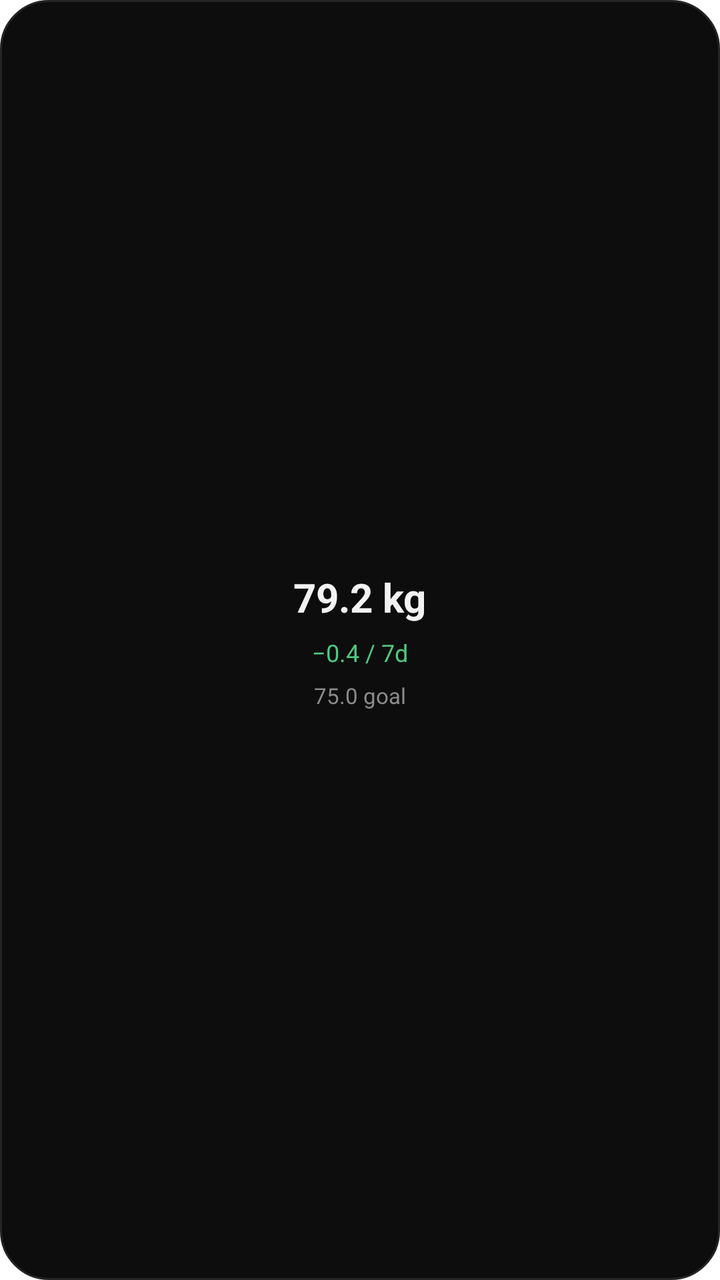
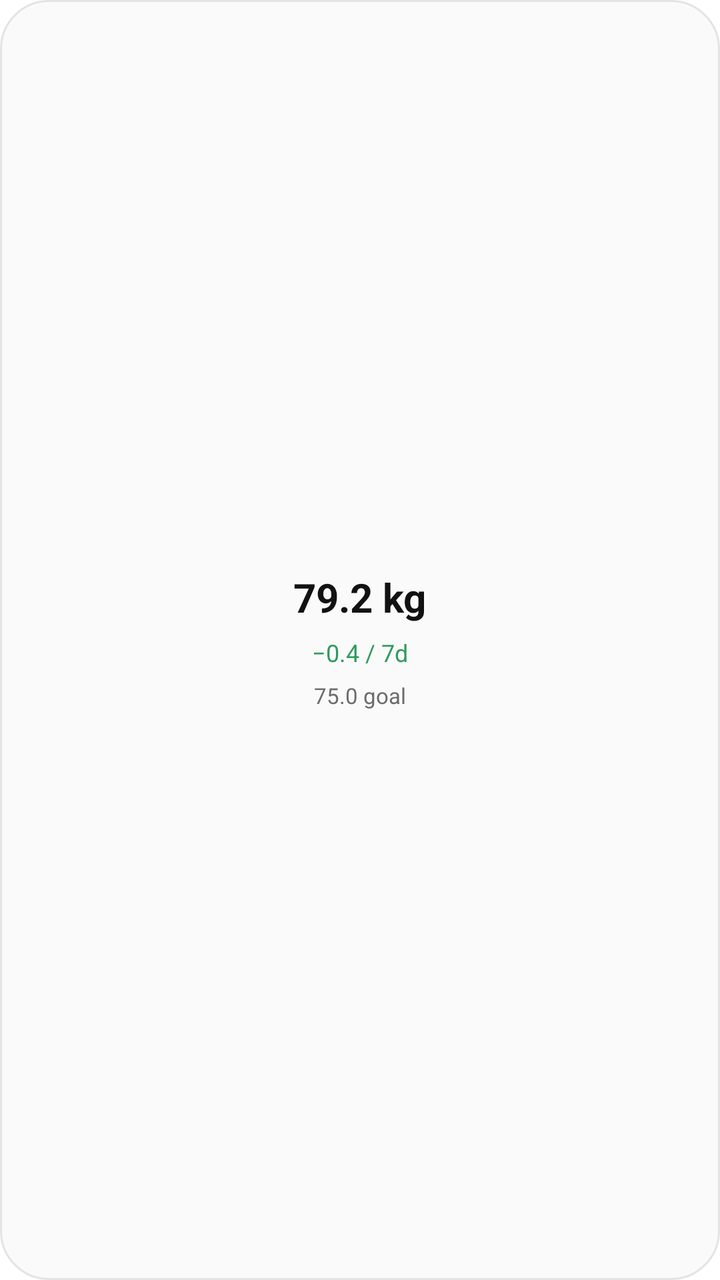

Compare the two renders of this Android layout. The source of the first and the diff that turns it into the second are given below.
<!-- AndroidManifest.xml: application theme Theme.WeightTracker -->
<!-- res/layout/widget_preview_chart.xml -->
<?xml version="1.0" encoding="utf-8"?>

<LinearLayout xmlns:android="http://schemas.android.com/apk/res/android"
    android:layout_width="250dp"
    android:layout_height="110dp"
    android:orientation="vertical"
    android:gravity="center"
    android:padding="14dp"
    android:background="@drawable/widget_preview_bg">
    <TextView android:layout_width="wrap_content" android:layout_height="wrap_content"
        android:text="79.2 kg" android:textSize="20sp" android:textColor="#F3F3F3"
        android:textStyle="bold" android:layout_marginTop="0dp" />
    <TextView android:layout_width="wrap_content" android:layout_height="wrap_content"
        android:text="−0.4 / 7d" android:textSize="12sp" android:textColor="#4FC97F"
        android:textStyle="normal" android:layout_marginTop="6dp" />
    <TextView android:layout_width="wrap_content" android:layout_height="wrap_content"
        android:text="75.0 goal" android:textSize="11sp" android:textColor="#8B8B8B"
        android:textStyle="normal" android:layout_marginTop="6dp" />
</LinearLayout>
<!-- resources referenced by this layout -->
<resources>
  <!-- drawable widget_preview_bg (drawable) -->
  <?xml version="1.0" encoding="utf-8"?>
  
  <shape xmlns:android="http://schemas.android.com/apk/res/android" android:shape="rectangle">
      <solid android:color="#0D0D0D" />
      <stroke android:width="1dp" android:color="#242424" />
      <corners android:radius="24dp" />
  </shape>
  <style name="Theme.WeightTracker" parent="@android:style/Theme.Material.NoActionBar">
          <item name="android:windowBackground">@color/window_background</item>
          <item name="android:statusBarColor">@android:color/transparent</item>
          <item name="android:navigationBarColor">@android:color/transparent</item>
          <item name="android:windowDrawsSystemBarBackgrounds">true</item>
      </style>
  <color name="window_background">#FFFFFFFF</color>
</resources>

<!-- the commit's change to res/layout/widget_preview_chart.xml (unified diff, before → after) -->
@@ -8,12 +8,12 @@
     android:padding="14dp"
     android:background="@drawable/widget_preview_bg">
     <TextView android:layout_width="wrap_content" android:layout_height="wrap_content"
-        android:text="79.2 kg" android:textSize="20sp" android:textColor="#F3F3F3"
+        android:text="79.2 kg" android:textSize="20sp" android:textColor="@color/widget_preview_on_surface"
         android:textStyle="bold" android:layout_marginTop="0dp" />
     <TextView android:layout_width="wrap_content" android:layout_height="wrap_content"
-        android:text="−0.4 / 7d" android:textSize="12sp" android:textColor="#4FC97F"
+        android:text="−0.4 / 7d" android:textSize="12sp" android:textColor="@color/widget_preview_accent"
         android:textStyle="normal" android:layout_marginTop="6dp" />
     <TextView android:layout_width="wrap_content" android:layout_height="wrap_content"
-        android:text="75.0 goal" android:textSize="11sp" android:textColor="#8B8B8B"
+        android:text="75.0 goal" android:textSize="11sp" android:textColor="@color/widget_preview_muted"
         android:textStyle="normal" android:layout_marginTop="6dp" />
 </LinearLayout>
<!-- resource entries referenced after the edit -->
@@ -1,11 +1,14 @@
 <!-- resources referenced by this layout -->
 <resources>
+  <color name="widget_preview_accent">#FF2E9A5E</color>
+  <color name="widget_preview_muted">#FF6B6B6B</color>
+  <color name="widget_preview_on_surface">#FF121212</color>
   <!-- drawable widget_preview_bg (drawable) -->
   <?xml version="1.0" encoding="utf-8"?>
   
   <shape xmlns:android="http://schemas.android.com/apk/res/android" android:shape="rectangle">
-      <solid android:color="#0D0D0D" />
-      <stroke android:width="1dp" android:color="#242424" />
+      <solid android:color="@color/widget_preview_bg" />
+      <stroke android:width="1dp" android:color="@color/widget_preview_outline" />
       <corners android:radius="24dp" />
   </shape>
   <style name="Theme.WeightTracker" parent="@android:style/Theme.Material.NoActionBar">
@@ -14,6 +17,8 @@
           <item name="android:navigationBarColor">@android:color/transparent</item>
           <item name="android:windowDrawsSystemBarBackgrounds">true</item>
       </style>
+  <color name="widget_preview_bg">#FFFAFAFA</color>
+  <color name="widget_preview_outline">#FFE4E4E4</color>
   <color name="window_background">#FFFFFFFF</color>
 </resources>
 
